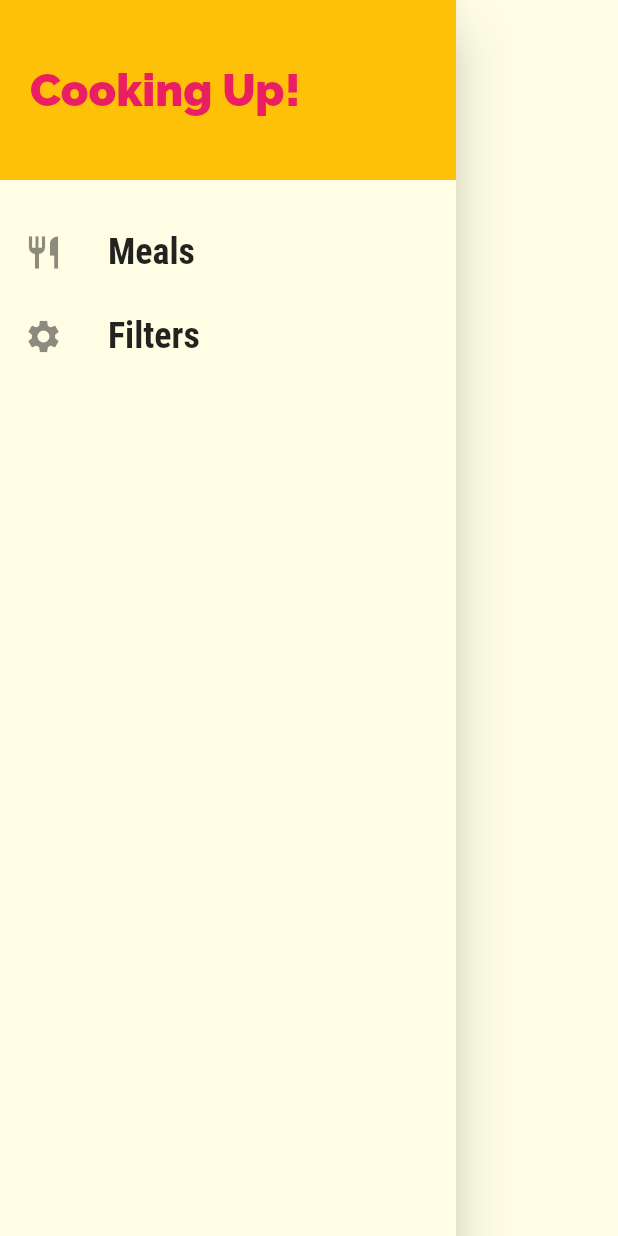
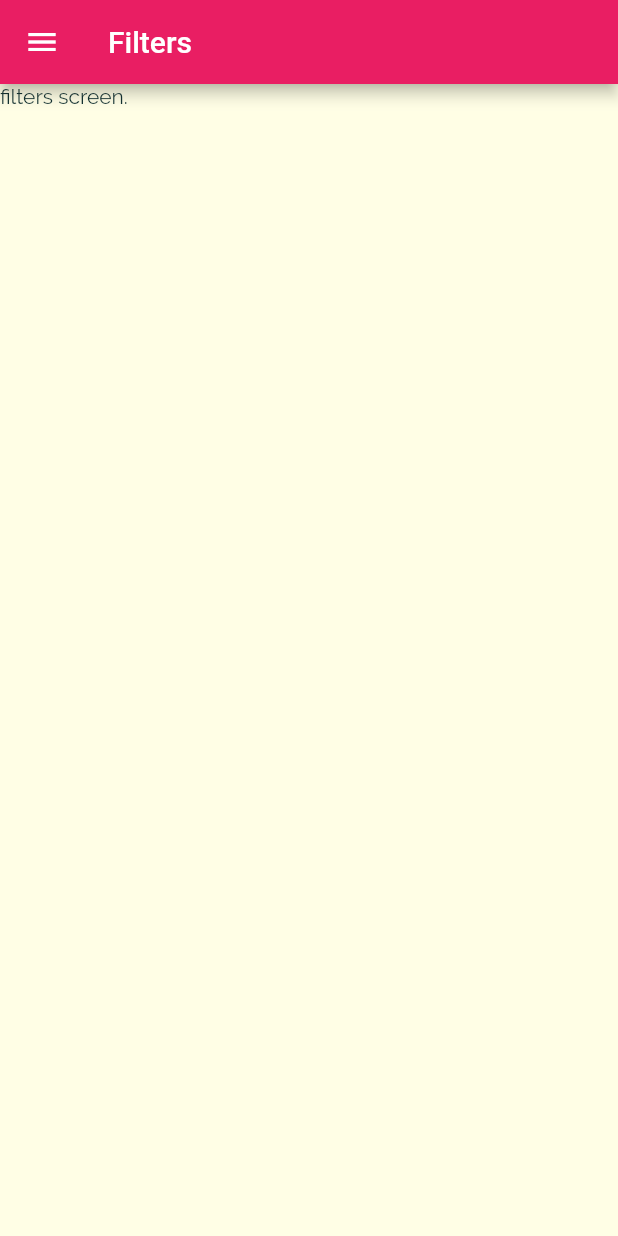
Before and after one commit to RohitDwivedi97/recipe-app, a Flutter app: the MainDrawer widget shown alone on an empty page, opened directly, after a tap on "Filters", on a phone screen of 412 x 824 dp. Run offline on Flutter 3.47's test engine with Material 2 defaults, Android fonts, the phone set to English and light mode, and no system bars.

Commit message:
Added filters screen , tap handler for items on the drawer.

```diff
--- a/lib/main.dart
+++ b/lib/main.dart
@@ -3,6 +3,7 @@ import 'package:recipe_app/screens/meal_detail_screen.dart';
 import 'screens/categories_screen.dart';
 import 'screens/category_meals_screen.dart';
 import 'screens/tabs_screen.dart';
+import 'screens/filters_screen.dart';
 
 void main() => runApp(MyApp());
 
@@ -34,7 +35,8 @@ class MyApp extends StatelessWidget {
       routes: {
         '/': (ctx) => TabsScreen(),
         CategoryMealsScreen.routeName:(context) => CategoryMealsScreen(),
-        MealDetailScreen.routeName: (context) => MealDetailScreen()
+        MealDetailScreen.routeName: (context) => MealDetailScreen(),
+        FiltersScreen.routeName: (context) => FiltersScreen()
       },
     );
   }
--- /dev/null
+++ b/lib/screens/filters_screen.dart
@@ -0,0 +1,16 @@
+import 'package:flutter/material.dart';
+import '../widgets/main_drawer.dart';
+
+class FiltersScreen extends StatelessWidget {
+  static const routeName = '/filters-screen';
+
+  @override
+  Widget build(BuildContext context) {
+    return Scaffold(
+        appBar: AppBar(
+          title: const Text('Filters'),
+        ),
+        drawer: MainDrawer(),
+        body: const Text('filters screen.'));
+  }
+}
--- a/lib/screens/tabs_screen.dart
+++ b/lib/screens/tabs_screen.dart
@@ -40,12 +40,12 @@ class _TabsScreenState extends State<TabsScreen> {
         items: [
           BottomNavigationBarItem(
             backgroundColor: Theme.of(context).primaryColor,
-            icon: Icon(Icons.category),
+            icon: const Icon(Icons.category),
             label: 'Categories',
           ),
           BottomNavigationBarItem(
             backgroundColor: Theme.of(context).primaryColor,
-            icon: Icon(Icons.star),
+            icon: const Icon(Icons.star),
             label: 'Favourites',
           ),
         ],
--- a/lib/widgets/main_drawer.dart
+++ b/lib/widgets/main_drawer.dart
@@ -1,7 +1,8 @@
 import 'package:flutter/material.dart';
+import '../screens/filters_screen.dart';
 
 class MainDrawer extends StatelessWidget {
-  Widget buildListTile(String title, IconData icon) {
+  Widget buildListTile(String title, IconData icon, VoidCallback tapHandler) {
     return ListTile(
         leading: Icon(
           icon,
@@ -15,10 +16,7 @@ class MainDrawer extends StatelessWidget {
             fontSize: 24,
           ),
         ),
-      onTap: () {
-        //..
-      },
-    );
+        onTap: tapHandler);
   }
 
   @override
@@ -43,8 +41,12 @@ class MainDrawer extends StatelessWidget {
           const SizedBox(
             height: 20,
           ),
-          buildListTile('Meals', Icons.restaurant),
-          buildListTile('Filters', Icons.settings),
+          buildListTile('Meals', Icons.restaurant, () {
+            Navigator.of(context).pushNamed('/');
+          }),
+          buildListTile('Filters', Icons.settings, () {
+            Navigator.of(context).pushNamed(FiltersScreen.routeName);
+          }),
         ],
       ),
     );
```
Also changed, not shown: lib/screens/meal_detail_screen.dart (+5 -5 lines). Lines whose indentation alone changed are shown as unchanged.
